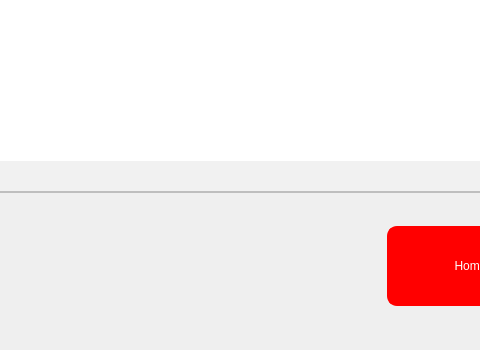
Qt form pApp-22-June-2021/sservice.ui (ChandraMVE/PSSC_QT_Development) before a commit; both pictures show x 173 to 653 and y 594 to 944 of the 768 by 944 pixel window.
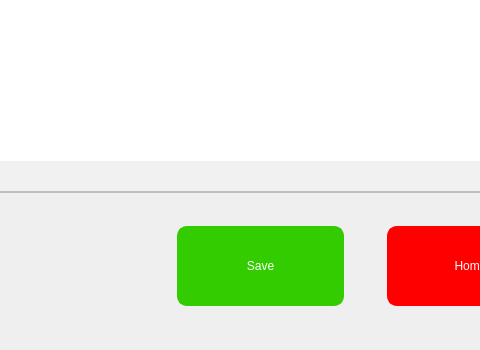
The same form after that commit. Icons and pictures are not drawn. Custom widgets are drawn as their Qt base class.

What changed in the file:
```diff
--- a/pApp-22-June-2021/sservice.ui
+++ b/pApp-22-June-2021/sservice.ui
@@ -79,10 +79,10 @@
   <widget class="QPushButton" name="pbSave">
    <property name="geometry">
     <rect>
-     <x>310</x>
-     <y>670</y>
-     <width>125</width>
-     <height>44</height>
+     <x>350</x>
+     <y>820</y>
+     <width>167</width>
+     <height>80</height>
     </rect>
    </property>
    <property name="focusPolicy">
```
